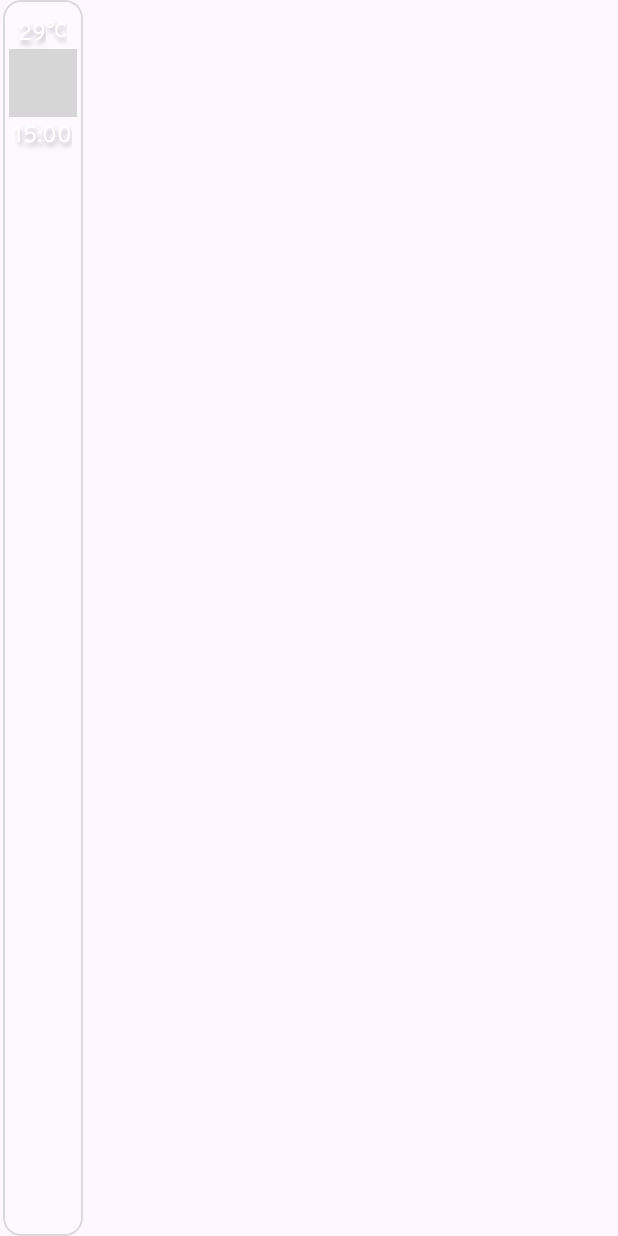
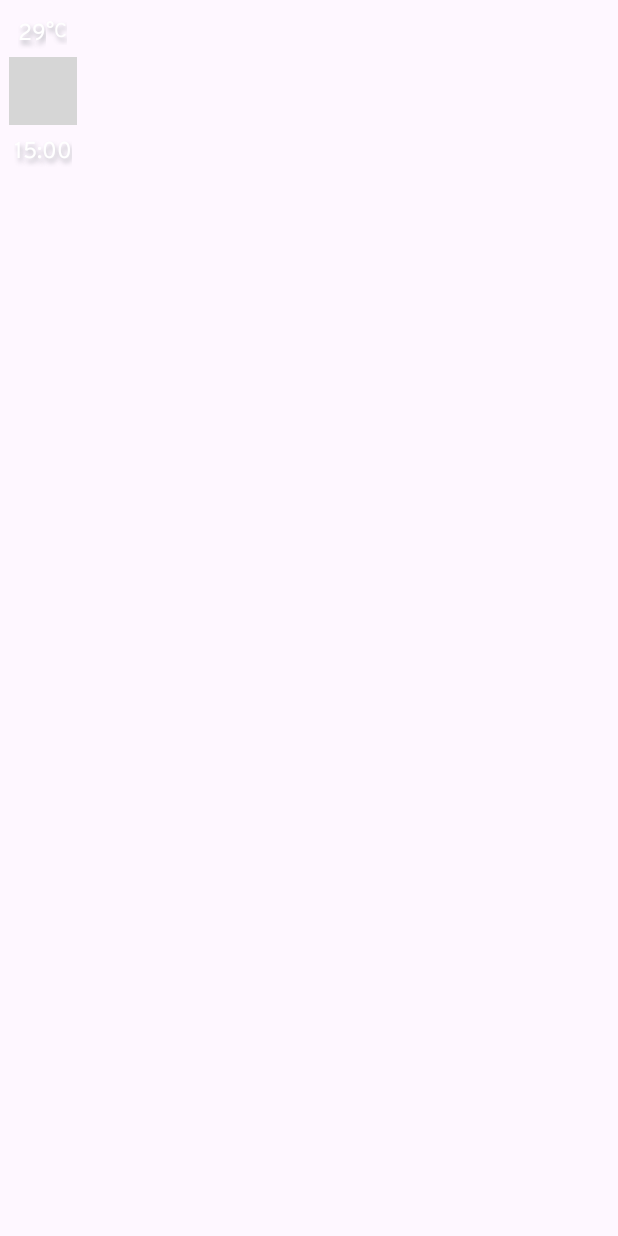
Before and after one commit to hoductri-hcmutk19/Weather-App-MVP, an Android app: the layout layout_item_hourly.xml on its own in the app's theme, with its tools: preview values and no code run, on a phone screen of 412 x 824 dp. Run offline under Robolectric (Android 15) with nearby library versions, the phone set to English and light mode, and no system bars; grey boxes are pictures that could not be loaded.

Commit message:
commit temp

```diff
--- a/app/src/main/java/com/example/weather/utils/listener/OnItemClickListener.kt
+++ b/app/src/main/java/com/example/weather/utils/listener/OnItemClickListener.kt
@@ -1,5 +1,7 @@
 package com.example.weather.utils.listener
 
+import android.view.View
+
 interface OnItemClickListener {
-    fun onItemClickListener(position: Int)
+    fun onItemClickListener(view: View, position: Int)
 }
--- a/app/src/main/res/layout/layout_item_hourly.xml
+++ b/app/src/main/res/layout/layout_item_hourly.xml
@@ -5,10 +5,10 @@
     android:layout_width="wrap_content"
     android:layout_height="match_parent"
     android:layout_marginStart="@dimen/dp_2"
-    android:layout_marginEnd="@dimen/dp_5"
-    android:backgroundTint="@color/cardBackgroundOpacity"
+    android:layout_marginEnd="@dimen/dp_7"
+    app:cardBackgroundColor="@android:color/transparent"
     app:cardCornerRadius="@dimen/dp_12"
-    app:strokeColor="@color/cardStroke"
+    app:strokeColor="@android:color/transparent"
     app:strokeWidth="@dimen/dp_1">
 
     <androidx.constraintlayout.widget.ConstraintLayout
@@ -49,6 +49,14 @@
             app:layout_constraintStart_toEndOf="@id/textHourlyTemperature"
             app:layout_constraintTop_toTopOf="@id/textHourlyTemperature" />
 
+        <View
+            android:id="@+id/divide"
+            android:layout_width="0dp"
+            android:layout_height="5dp"
+            app:layout_constraintStart_toStartOf="parent"
+            app:layout_constraintEnd_toEndOf="parent"
+            app:layout_constraintTop_toBottomOf="@id/textHourlyTemperature"/>
+
         <ImageView
             android:id="@+id/imageHourlyIcon"
             android:layout_width="@dimen/dp_45"
@@ -57,7 +65,7 @@
             android:src="@drawable/ic_clouds_day"
             app:layout_constraintEnd_toEndOf="parent"
             app:layout_constraintStart_toStartOf="parent"
-            app:layout_constraintTop_toBottomOf="@+id/textHourlyTemperature" />
+            app:layout_constraintTop_toBottomOf="@+id/divide" />
 
         <TextView
             android:id="@+id/textHourlyTime"
@@ -72,6 +80,7 @@
             android:text="@string/_15_00"
             android:textColor="@color/white"
             android:textSize="@dimen/sp_15"
+            android:layout_marginTop="@dimen/dp_5"
             app:layout_constraintEnd_toEndOf="parent"
             app:layout_constraintStart_toStartOf="parent"
             app:layout_constraintTop_toBottomOf="@+id/imageHourlyIcon" />
--- a/app/src/main/res/values/colors.xml
+++ b/app/src/main/res/values/colors.xml
@@ -13,4 +13,5 @@
     <color name="cardStroke">#D9D9D9</color>
     <color name="splashNavigationBar">#4A91FF</color>
     <color name="cardBackgroundOpacity">#33FFFFFF</color>
+    <color name="transparent">#00000000</color> <!-- Fully transparent -->
 </resources>
```
Also changed, not shown: app/src/main/java/com/example/weather/screen/adapter/HourlyAdapter.kt (+42 -7 lines), app/src/main/java/com/example/weather/screen/detail/DetailFragment.kt (+24 -3 lines).
